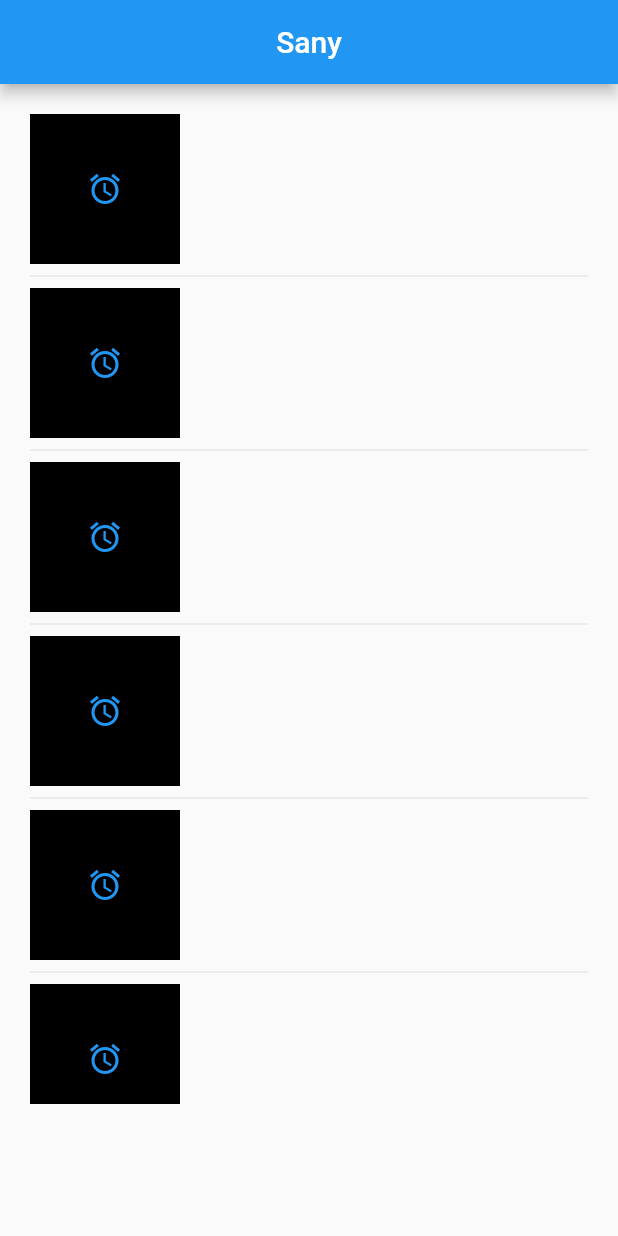
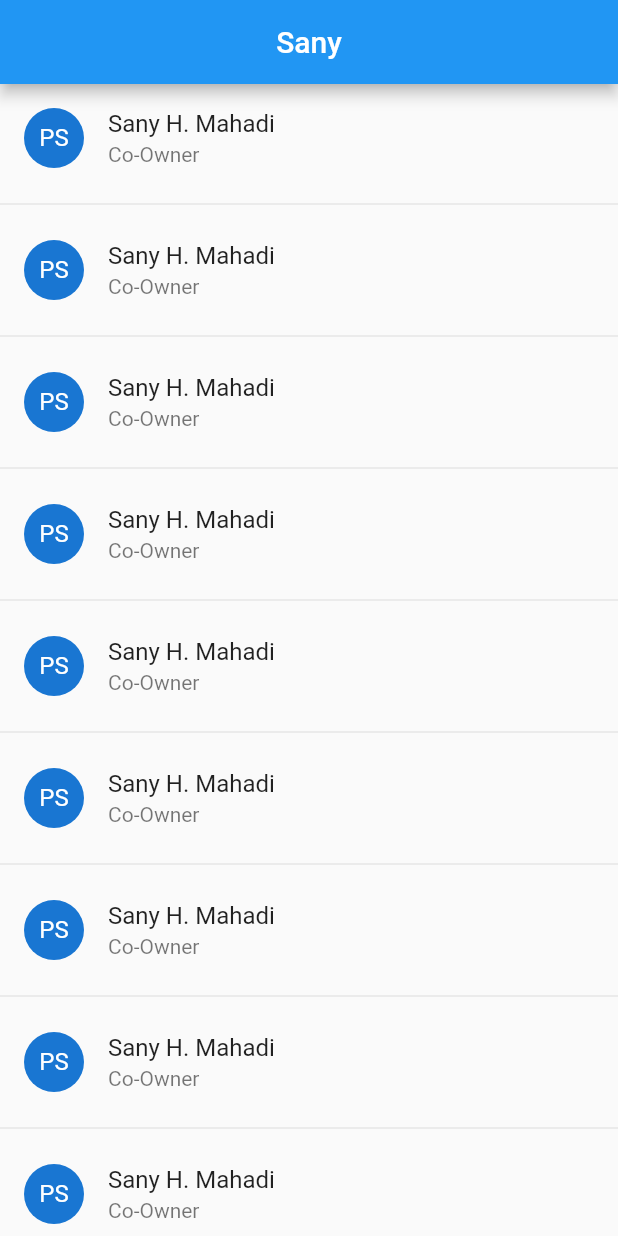
Before and after one commit to sanyhmahadi/flutter-learning-notes, a Flutter app: the screen it shows after launch, on a phone screen of 412 x 824 dp. Run offline on Flutter 3.47's test engine with Material 2 defaults, Android fonts, the phone set to English and light mode, and no system bars.

Commit message:
List Tile and OnTap method

```diff
--- a/sanyapp/lib/pages/homepage.dart
+++ b/sanyapp/lib/pages/homepage.dart
@@ -25,26 +25,130 @@ class _HomePageState extends State<HomePage> {
       )),
       body: Column(
         children: [
-          Container(
-            height: 700,
-            padding: EdgeInsets.all(20),
-            child: ListView(
-              children: [
-                _rowcell(),
+          ListTile(
+            leading: CircleAvatar(
+              child: Text("PS"),
+            ),
+            title: Text("Sany H. Mahadi"),
+            subtitle: Text("Co-Owner"),
+            onTap: () {},
+          ),
           Divider(),
-                _rowcell(),
+          ListTile(
+            leading: CircleAvatar(
+              child: Text("PS"),
+            ),
+            title: Text("Sany H. Mahadi"),
+            subtitle: Text("Co-Owner"),
+            onTap: () {},
+          ),
           Divider(),
-                _rowcell(),
+          ListTile(
+            leading: CircleAvatar(
+              child: Text("PS"),
+            ),
+            title: Text("Sany H. Mahadi"),
+            subtitle: Text("Co-Owner"),
+            onTap: () {},
+          ),
           Divider(),
-                _rowcell(),
+          ListTile(
+            leading: CircleAvatar(
+              child: Text("PS"),
+            ),
+            title: Text("Sany H. Mahadi"),
+            subtitle: Text("Co-Owner"),
+            onTap: () {},
+          ),
           Divider(),
-                _rowcell(),
+          ListTile(
+            leading: CircleAvatar(
+              child: Text("PS"),
+            ),
+            title: Text("Sany H. Mahadi"),
+            subtitle: Text("Co-Owner"),
+            onTap: () {},
+          ),
           Divider(),
-                _rowcell(),
+          ListTile(
+            leading: CircleAvatar(
+              child: Text("PS"),
+            ),
+            title: Text("Sany H. Mahadi"),
+            subtitle: Text("Co-Owner"),
+            onTap: () {},
+          ),
           Divider(),
-                _rowcell(),
-              ],
+          ListTile(
+            leading: CircleAvatar(
+              child: Text("PS"),
             ),
+            title: Text("Sany H. Mahadi"),
+            subtitle: Text("Co-Owner"),
+            onTap: () {},
+          ),
+          Divider(),
+          ListTile(
+            leading: CircleAvatar(
+              child: Text("PS"),
+            ),
+            title: Text("Sany H. Mahadi"),
+            subtitle: Text("Co-Owner"),
+            onTap: () {},
+          ),
+          Divider(),
+          ListTile(
+            leading: CircleAvatar(
+              child: Text("PS"),
+            ),
+            title: Text("Sany H. Mahadi"),
+            subtitle: Text("Co-Owner"),
+            onTap: () {},
+          ),
+          Divider(),
+          ListTile(
+            leading: CircleAvatar(
+              child: Text("PS"),
+            ),
+            title: Text("Sany H. Mahadi"),
+            subtitle: Text("Co-Owner"),
+            onTap: () {},
+          ),
+          Divider(),
+          ListTile(
+            leading: CircleAvatar(
+              child: Text("PS"),
+            ),
+            title: Text("Sany H. Mahadi"),
+            subtitle: Text("Co-Owner"),
+            onTap: () {},
+          ),
+          Divider(),
+          ListTile(
+            leading: CircleAvatar(
+              child: Text("PS"),
+            ),
+            title: Text("Sany H. Mahadi"),
+            subtitle: Text("Co-Owner"),
+            onTap: () {},
+          ),
+          Divider(),
+          ListTile(
+            leading: CircleAvatar(
+              child: Text("PS"),
+            ),
+            title: Text("Sany H. Mahadi"),
+            subtitle: Text("Co-Owner"),
+            onTap: () {},
+          ),
+          Divider(),
+          ListTile(
+            leading: CircleAvatar(
+              child: Text("PS"),
+            ),
+            title: Text("Sany H. Mahadi"),
+            subtitle: Text("Co-Owner"),
+            onTap: () {},
           ),
         ],
       ),
```
Lines whose indentation alone changed are shown as unchanged.
